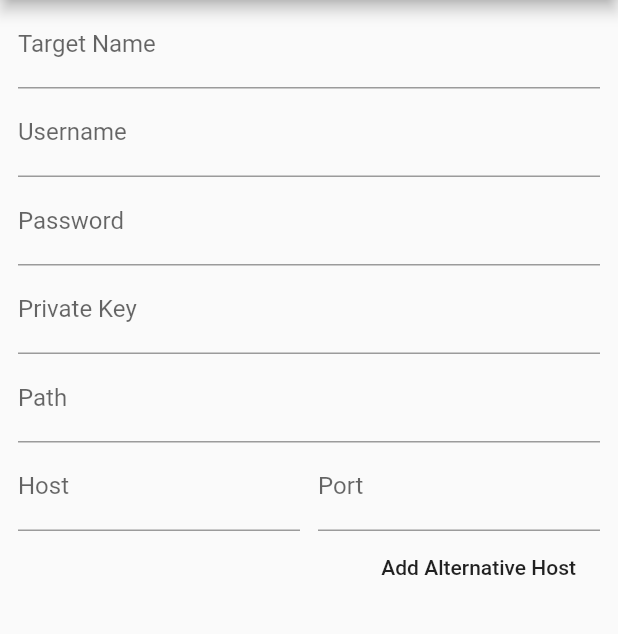
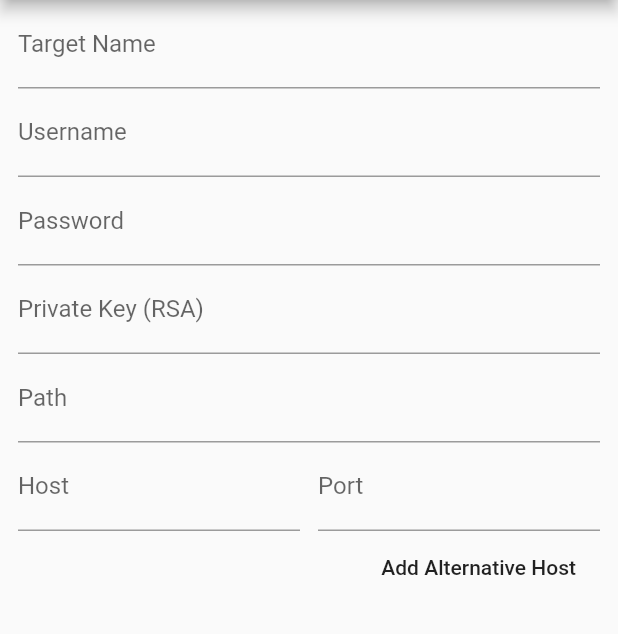
Before and after one commit to ImranR98/Tuma, a Flutter app: the TargetPage screen opened by its route, on a phone screen of 412 x 824 dp, the part 84-718 px from its top. Run offline on Flutter 3.47's test engine with Material 2 defaults, Android fonts, the phone set to English and light mode, and no system bars; our stand-ins replace file_picker, sqflite; missing offline and left inert: ssh; accounts and stored records are empty.

Commit message:
Fixed textbox for pkey

```diff
--- a/lib/screens/target.dart
+++ b/lib/screens/target.dart
@@ -147,10 +147,12 @@ class _TargetPageState extends State<TargetPage> {
                             },
                           ),
                           TextFormField(
+                            keyboardType: TextInputType.multiline,
+                            maxLines: null,
                             enabled: !this.disabled,
                             decoration: InputDecoration(
                                 labelText:
-                                    'Private Key ${privatekeyController.text.isEmpty && passwordController.text.isNotEmpty ? " - Not Used" : ""}'),
+                                    'Private Key (RSA) ${privatekeyController.text.isEmpty && passwordController.text.isNotEmpty ? " - Not Used" : ""}'),
                             controller: privatekeyController,
                             validator: (value) {
                               if (value.isEmpty &&
```
Also changed, not shown: pubspec.lock.
